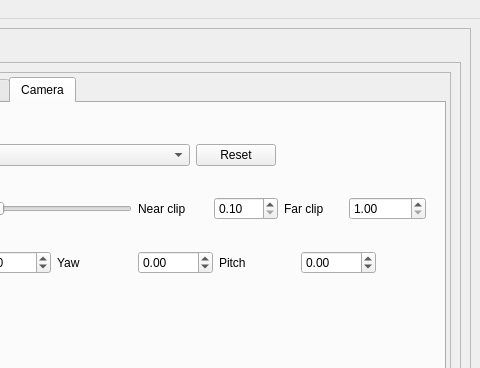
First picture: the form in ui/MainWindow.ui, repository NCCA/ShaderEnvironmentBuilder, before the edit; both pictures show x 800 to 1280 and y 0 to 368 of the 1280 by 774 pixel window.
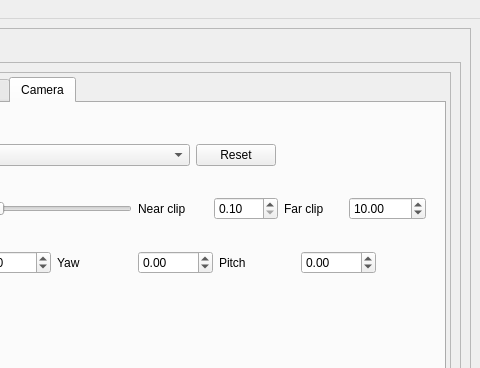
Second picture: the form after the edit. The open tabs and pages were chosen to show the change.

Commit message: Neatened mainWindow, removed unused camera variables, neatened object naming in UI

What changed in the file:
```diff
--- a/ui/MainWindow.ui
+++ b/ui/MainWindow.ui
@@ -565,7 +565,7 @@
                               </sizepolicy>
                              </property>
                              <property name="minimum">
-                              <double>1.000000000000000</double>
+                              <double>2.000000000000000</double>
                              </property>
                              <property name="maximum">
                               <double>10000.000000000000000</double>
@@ -573,6 +573,9 @@
                              <property name="singleStep">
                               <double>1.000000000000000</double>
                              </property>
+                             <property name="value">
+                              <double>10.000000000000000</double>
+                             </property>
                             </widget>
                            </item>
                           </layout>
```
Left out of the diff: 16 changed lines with no effect on the pictures. The commit also changes 1 other file.
